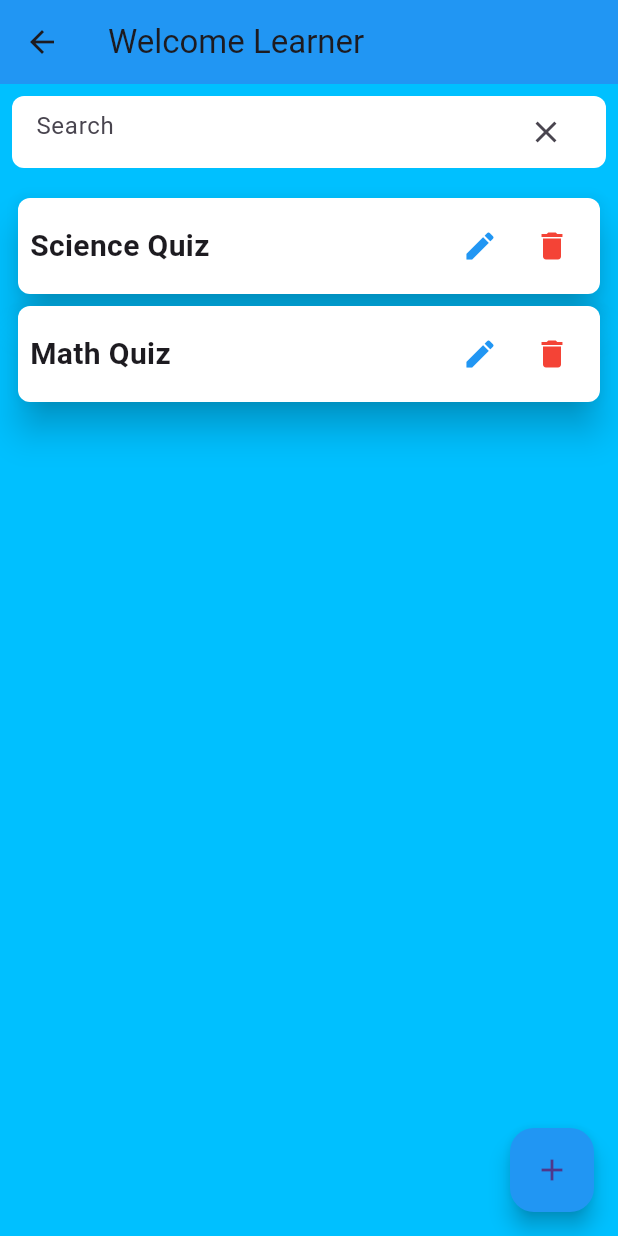
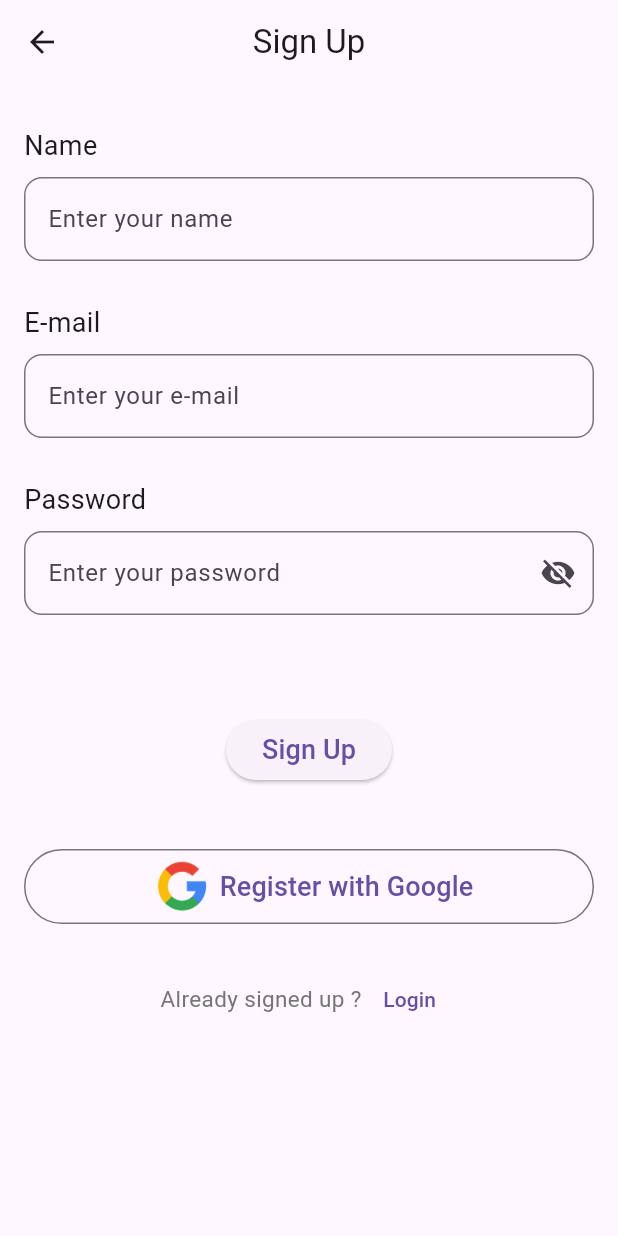
Before and after one commit to Mohamed-Ahmed-Esmat/CodeAlpha_FlashCard_Quiz_App, a Flutter app: the screen it shows after launch, after a tap on an icon or button, on a phone screen of 412 x 824 dp. Run offline on Flutter 3.47's test engine with Material 3 defaults, Android fonts, the phone set to English and light mode, and no system bars; our stand-ins replace cloud_firestore, firebase_auth, firebase_core, flip_card, flutter_spinkit, get; accounts and stored records are empty.

Commit message:
made firebase changes and added signup page

```diff
--- a/lib/classes/FlashyCard.dart
+++ b/lib/classes/FlashyCard.dart
@@ -1,5 +1,6 @@
 class FlashyCard {
   String title;
+  List<int> quizScores = [0];
   List<String> questions;
   List<String> answers;
 
--- a/lib/main.dart
+++ b/lib/main.dart
@@ -1,18 +1,62 @@
+import 'package:firebase_auth/firebase_auth.dart';
+import 'package:firebase_core/firebase_core.dart';
+import 'package:flash_card_quiz_app/pages/home.dart';
 import 'package:flash_card_quiz_app/pages/landing_page.dart';
+import 'package:flash_card_quiz_app/services/authentication_services.dart';
 import 'package:flutter/material.dart';
 import 'package:get/get.dart';
 
+import 'firebase_options.dart';
+
 Future<void> main() async {
-  runApp(Home());
+  WidgetsFlutterBinding.ensureInitialized();
+  await Firebase.initializeApp(
+    options: DefaultFirebaseOptions.currentPlatform,
+  );
+  runApp(const Home());
 }
 
 class Home extends StatelessWidget {
+  const Home({super.key});
+
   @override
   Widget build(BuildContext context) {
     return GetMaterialApp(
       theme: ThemeData.light(),
       debugShowCheckedModeBanner: false,
-      home: LandingPage(),
+      home: const LandingPage(),
     );
   }
 }
+
+class AuthCheck extends StatefulWidget {
+  const AuthCheck({super.key});
+
+  @override
+  State<AuthCheck> createState() => _AuthCheckState();
+}
+
+class _AuthCheckState extends State<AuthCheck> {
+  @override
+  Widget build(BuildContext context) {
+    return StreamBuilder(
+      stream: AuthenticationService().authStateChanges,
+      builder: (context, snapshot) {
+        if (snapshot.connectionState == ConnectionState.active) {
+          final User? user = snapshot.data as User?;
+          if (user == null) {
+            return const LandingPage();
+          } else {
+            return const HomePage(); // Remove the null check operator here
+          }
+        } else {
+          return const Scaffold(
+            body: Center(
+              child: CircularProgressIndicator(),
+            ),
+          );
+        }
+      },
+    );
+  }
+}
--- a/lib/pages/landing_page.dart
+++ b/lib/pages/landing_page.dart
@@ -1,4 +1,4 @@
-import 'package:flash_card_quiz_app/pages/home.dart';
+import 'package:flash_card_quiz_app/pages/signup.dart';
 import 'package:flutter/material.dart';
 
 class LandingPage extends StatelessWidget {
@@ -33,7 +33,7 @@ class LandingPage extends StatelessWidget {
                 onPressed: () {
                   Navigator.push(
                     context,
-                    MaterialPageRoute(builder: (context) => HomePage()),
+                    MaterialPageRoute(builder: (context) => SignUp()),
                   );
                 },
                 style: ButtonStyle(
--- /dev/null
+++ b/lib/pages/signup.dart
@@ -0,0 +1,296 @@
+import 'package:flash_card_quiz_app/pages/home.dart';
+import 'package:flash_card_quiz_app/services/authentication_services.dart';
+import 'package:flash_card_quiz_app/widgets/loading.dart';
+import 'package:flutter/material.dart';
+
+class SignUp extends StatefulWidget {
+  const SignUp({Key? key}) : super(key: key);
+
+  @override
+  State<SignUp> createState() => _SignUpState();
+}
+
+class _SignUpState extends State<SignUp> {
+  final nameController = TextEditingController();
+  final emailController = TextEditingController();
+  final passwordController = TextEditingController();
+  final _formKey = GlobalKey<FormState>();
+  var hidePassword = true;
+  bool loading = false;
+  var passIcons = const Icon(Icons.visibility_off);
+  final List<String> allowedDomains = ['gmail.com', 'hotmail.com', 'yahoo.com'];
+
+  String? validatePassword(String? value) {
+    if (value == null || value.isEmpty) {
+      return 'Enter a password';
+    }
+
+    final passwordRegExp = RegExp(r'^(?=.*[A-Z])(?=.*\d).{8,}$');
+
+    if (!passwordRegExp.hasMatch(value)) {
+      String error = '';
+
+      if (value.length < 8) {
+        error += 'Password must be at least 8 characters long. ';
+      } else if (!value.contains(RegExp(r'[A-Z]'))) {
+        error += 'Password must contain at least one uppercase letter. ';
+      } else if (!value.contains(RegExp(r'\d'))) {
+        error += 'Password must contain at least one digit.';
+      }
+
+      return error.trim(); // Return the combined error message
+    }
+
+    return null; // Return null if the password is valid
+  }
+
+  String? validateName(String? value) {
+    if (value == null || value.isEmpty) {
+      return 'Enter a Name';
+    }
+
+    // Regular expression to match alphabetic characters only
+    final RegExp nameRegExp = RegExp(r'^[a-zA-Z]+$');
+
+    if (!nameRegExp.hasMatch(value)) {
+      return 'Name can only contain letters';
+    }
+
+    return null; // Return null if the name is valid
+  }
+
+  // Custom email validator
+  String? validateEmail(String? value) {
+    if (value == null || value.isEmpty) {
+      return 'Enter an E-mail';
+    }
+
+    final emailParts = value.split('@');
+    if (emailParts.length != 2 || !allowedDomains.contains(emailParts[1])) {
+      return 'Enter a valid email address';
+    }
+
+    return null; // Return null if the email is valid
+  }
+
+  Future<void> _handleSignUp() async {
+    setState(() => loading = true);
+
+    if (_formKey.currentState!.validate()) {
+      // Custom password validation
+      final password = passwordController.text;
+      final passwordRegExp = RegExp(r'^(?=.*[A-Z])(?=.*\d).{8,}$');
+
+      if (!passwordRegExp.hasMatch(password)) {
+        setState(() => loading = false);
+        ScaffoldMessenger.of(context).showSnackBar(
+          SnackBar(
+            content: Text("Error: Password does not meet the criteria."),
+          ),
+        );
+        return;
+      }
+
+      String? result = await AuthenticationService().signUp(
+        emailController.text,
+        passwordController.text,
+        nameController.text,
+      );
+
+      // Dismiss the loading page
+      setState(() => loading = false);
+
+      if (result != null) {
+        ScaffoldMessenger.of(context).showSnackBar(
+          SnackBar(
+            content: Text("Error: $result"),
+          ),
+        );
+      } else {
+        // Navigate to the home page and replace the current route
+        Navigator.of(context).pushReplacement(
+          MaterialPageRoute(
+            builder: (context) => const HomePage(),
+          ),
+        );
+        // Remove the previous routes from the stack
+        Navigator.of(context).removeRoute(
+          ModalRoute.of(context)!,
+        );
+      }
+    } else {
+      setState(() => loading = false);
+    }
+  }
+
+  @override
+  Widget build(BuildContext context) {
+    return loading
+        ? const Loading()
+        : Scaffold(
+            appBar: AppBar(
+              title: const Text("Sign Up"),
+              centerTitle: true,
+              elevation: 0,
+            ),
+            body: SingleChildScrollView(
+              child: Form(
+                key: _formKey,
+                child: Column(
+                  crossAxisAlignment: CrossAxisAlignment.start,
+                  children: [
+                    const SizedBox(height: 20),
+                    const Padding(
+                      padding: EdgeInsets.fromLTRB(16.0, 8.0, 16.0, 0),
+                      child: Text(
+                        "Name",
+                        style: TextStyle(fontSize: 18),
+                      ),
+                    ),
+                    Padding(
+                      padding: const EdgeInsets.fromLTRB(16.0, 8.0, 16.0, 0),
+                      child: TextFormField(
+                        validator: validateName,
+                        controller: nameController,
+                        decoration: InputDecoration(
+                          border: OutlineInputBorder(
+                            borderRadius: BorderRadius.circular(12.0),
+                          ),
+                          hintText: 'Enter your name',
+                        ),
+                      ),
+                    ),
+                    const SizedBox(height: 20),
+                    const Padding(
+                      padding: EdgeInsets.fromLTRB(16.0, 8.0, 16.0, 0),
+                      child: Text(
+                        "E-mail",
+                        style: TextStyle(fontSize: 18),
+                      ),
+                    ),
+                    Padding(
+                      padding: const EdgeInsets.fromLTRB(16.0, 8.0, 16.0, 0),
+                      child: TextFormField(
+                        validator: validateEmail,
+                        controller: emailController,
+                        decoration: InputDecoration(
+                          border: OutlineInputBorder(
+                            borderRadius: BorderRadius.circular(12.0),
+                          ),
+                          hintText: 'Enter your e-mail',
+                        ),
+                      ),
+                    ),
+                    const SizedBox(height: 20),
+                    const Padding(
+                      padding: EdgeInsets.fromLTRB(16.0, 8.0, 16.0, 0),
+                      child: Text(
+                        "Password",
+                        style: TextStyle(fontSize: 18),
+                      ),
+                    ),
+                    Padding(
+                      padding: const EdgeInsets.fromLTRB(16.0, 8.0, 16.0, 0),
+                      child: TextFormField(
+                        validator: validatePassword,
+                        obscureText: hidePassword,
+                        controller: passwordController,
+                        decoration: InputDecoration(
+                          border: OutlineInputBorder(
+                            borderRadius: BorderRadius.circular(12.0),
+                          ),
+                          hintText: 'Enter your password',
+                          suffixIcon: IconButton(
+                            onPressed: () {
+                              setState(() {
+                                hidePassword = !hidePassword;
+                              });
+                            },
+                            icon: Icon(
+                              hidePassword
+                                  ? Icons.visibility_off
+                                  : Icons.visibility,
+                            ),
+                          ),
+                        ),
+                      ),
+                    ),
+                    const SizedBox(height: 50),
+                    Center(
+                      child: Padding(
+                        padding: const EdgeInsets.all(16.0),
+                        child: ElevatedButton(
+                          onPressed: () async {
+                            if (_formKey.currentState!.validate()) {
+                              setState(() => loading = true);
+                              await _handleSignUp();
+                            }
+                          },
+                          child: const Text(
+                            "Sign Up",
+                            style: TextStyle(fontSize: 18),
+                          ),
+                        ),
+                      ),
+                    ),
+                    const SizedBox(height: 10),
+                    Center(
+                      child: Padding(
+                        padding: const EdgeInsets.all(16.0),
+                        child: OutlinedButton(
+                          onPressed: () {
+                            // Add your Google sign-up logic here
+                          },
+                          child: Row(
+                            mainAxisAlignment: MainAxisAlignment.center,
+                            children: [
+                              Container(
+                                width: 50.0,
+                                height: 50.0,
+                                alignment: Alignment.center,
+                                child: Image.asset("assets/images/google.png"),
+                              ),
+                              const Text(
+                                "Register with Google",
+                                style: TextStyle(fontSize: 18),
+                              ),
+                            ],
+                          ),
+                        ),
+                      ),
+                    ),
+                    const SizedBox(height: 10),
+                    Row(
+                      mainAxisAlignment: MainAxisAlignment.center,
+                      children: [
+                        Text(
+                          "Already signed up ?",
+                          style: TextStyle(
+                            fontSize: 15,
+                            color: Colors.grey[600],
+                          ),
+                        ),
+                        TextButton(
+                          onPressed: () async {
+                            // Navigate to the login page
+                            Navigator.pushReplacementNamed(context, '/login');
+                          },
+                          child: const Text("Login"),
+                        ),
+                      ],
+                    ),
+                  ],
+                ),
+              ),
+            ),
+          );
+  }
+
+  @override
+  void dispose() {
+    nameController.dispose();
+    emailController.dispose();
+    passwordController.dispose();
+    super.dispose();
+  }
+}
--- /dev/null
+++ b/lib/services/authentication_services.dart
@@ -0,0 +1,99 @@
+import 'package:cloud_firestore/cloud_firestore.dart';
+import 'package:firebase_auth/firebase_auth.dart';
+
+class AuthenticationService {
+  final FirebaseAuth _auth = FirebaseAuth.instance;
+
+  User? get currentUser => _auth.currentUser;
+
+  Stream<User?> get authStateChanges => _auth.authStateChanges();
+
+// Signing User Out
+  Future<void> signOut() async {
+    await _auth.signOut();
+  }
+
+// Function to create a new user account and store user information in Firestore
+  Future<String?> signUp(String email, String password, String name) async {
+    try {
+      // Create a new user with email and password
+      final UserCredential userCredential =
+          await _auth.createUserWithEmailAndPassword(
+        email: email,
+        password: password,
+      );
+
+      final User? user = userCredential.user;
+
+      if (user != null) {
+        // Send email verification
+        // await user.sendEmailVerification(); "lATER"
+
+        // Update the user's profile with name
+        await user.updateDisplayName(name);
+
+        // Create a new document for the user with uid
+        await storeUserInfo(user.uid, name, email);
+      }
+
+      return null; // No error, registration successful
+    } on FirebaseAuthException catch (e) {
+      if (e.code == 'weak-password') {
+        return 'The password is too weak.'; // Specific error message
+      } else if (e.code == 'email-already-in-use') {
+        return 'The email is already in use by another account.'; // Specific error message
+      }
+      // Handle other Firebase Authentication exceptions as needed.
+      return 'An error occurred during registration.'; // Generic error message
+    } catch (e) {
+      // Handle other exceptions that may occur during registration.
+      return 'An error occurred during registration.'; // Generic error message
+    }
+  }
+
+  // Function to store  user information in Firestore
+  Future<String?> storeUserInfo(
+      String userId, String name, String email) async {
+    try {
+      final CollectionReference usersCollection =
+          FirebaseFirestore.instance.collection('users');
+
+      // Create a document for the user or update an existing one
+      await usersCollection.doc(userId).set({
+        'fullname': name,
+        'email': email,
+        'university': 'Ain Shams University',
+        'faculty': 'Faculty of Engineering',
+        'followed_courses': [],
+      });
+      return null; // No error, registration successful
+    } catch (e) {
+      // Handle other exceptions that may occur during registration.
+      return 'An error occurred during registration.'; // Generic error message
+    }
+  }
+
+  // Signing User In
+  Future<String?> logIn(String email, String password) async {
+    try {
+      // Sign the user in (on Firebase)
+      await _auth.signInWithEmailAndPassword(
+        email: email,
+        password: password,
+      );
+
+      return null; // No error, sign in successful
+    } on FirebaseAuthException catch (e) {
+      if (e.code == 'user-not-found') {
+        return 'No user found for that email.'; // Specific error message
+      } else if (e.code == 'wrong-password') {
+        return 'Wrong password provided for that user.'; // Specific error message
+      }
+      // Handle other Firebase Authentication exceptions as needed.
+      return 'An error occurred during sign in.'; // Generic error message
+    } catch (e) {
+      // Handle other exceptions that may occur during sign in.
+      return 'An error occurred during sign in.'; // Generic error message
+    }
+  }
+}
--- a/pubspec.yaml
+++ b/pubspec.yaml
@@ -37,6 +37,10 @@ dependencies:
   cupertino_icons: ^1.0.2
   get: ^4.6.6
   flip_card: ^0.7.0
+  firebase_auth: ^4.9.0
+  cloud_firestore: ^4.9.1
+  firebase_core: ^2.15.1
+  flutter_spinkit: ^5.2.0
 
 dev_dependencies:
   flutter_test:
@@ -63,6 +67,7 @@ flutter:
   # To add assets to your application, add an assets section, like this:
   assets:
      - assets/images/flashcard_logo.png
+     - assets/images/google.png
 
   # An image asset can refer to one or more resolution-specific "variants", see
   # https://flutter.dev/assets-and-images/#resolution-aware
```
Also changed, not shown: lib/classes/User.dart (added, +14 -0 lines), lib/widgets/loading.dart (added, +19 -0 lines), assets/images/google.png (added), lib/firebase_options.dart (added), pubspec.lock, 5 other files.
